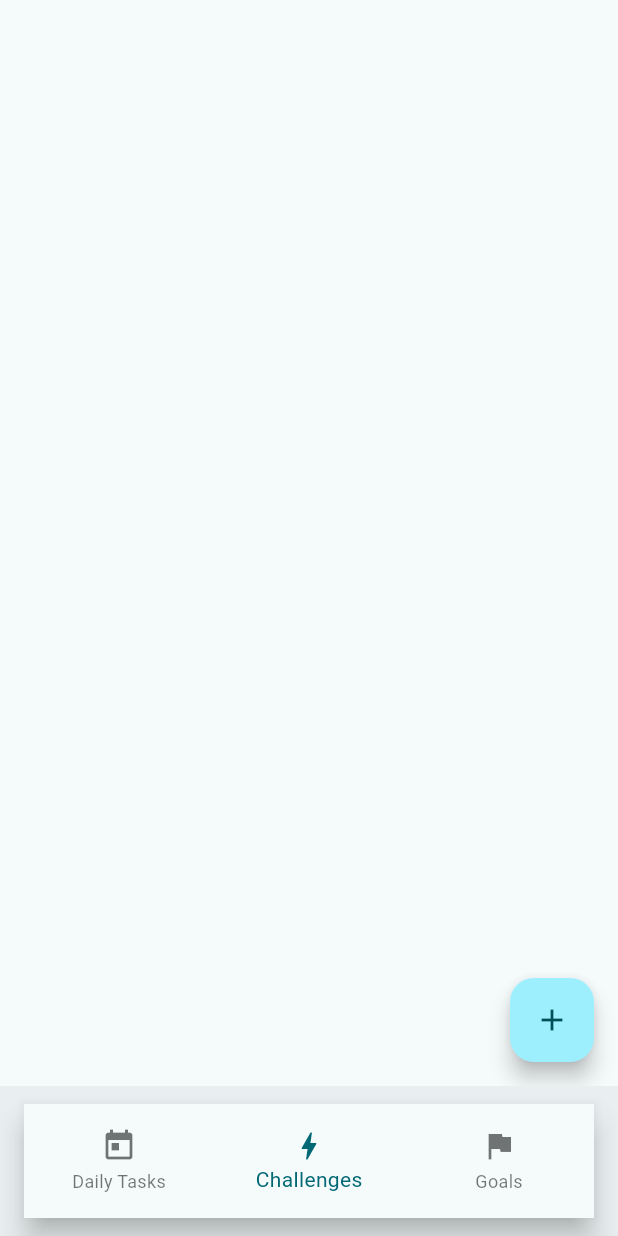
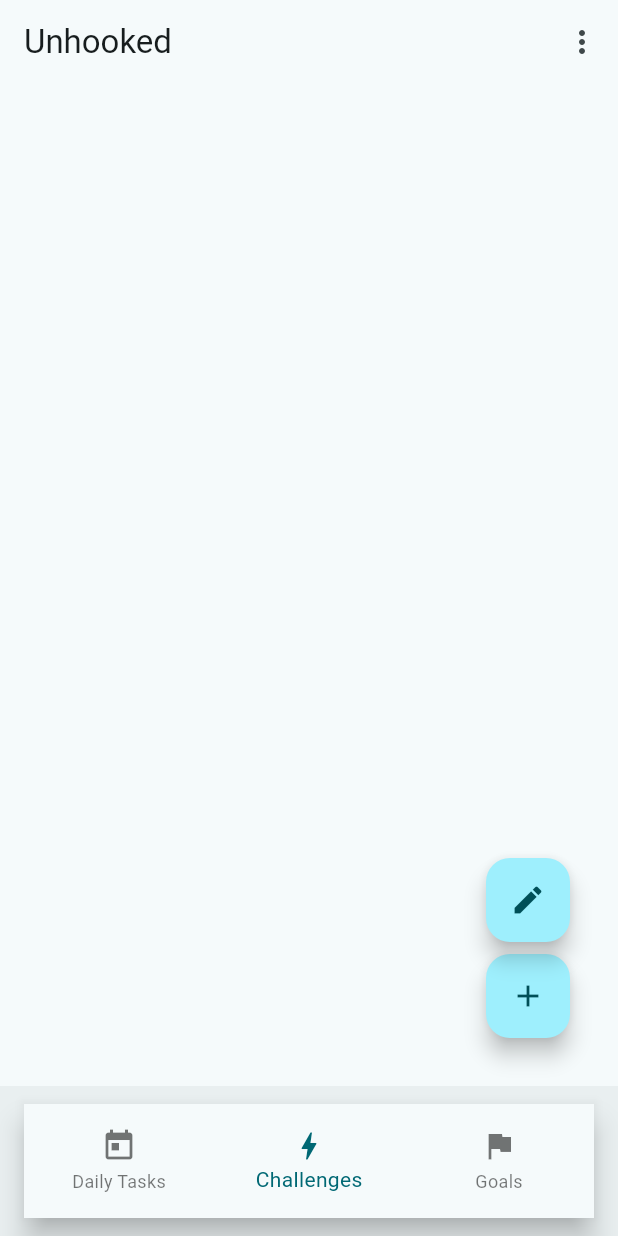
Before and after one commit to joaobagas/Unhooked, a Flutter app: the screen it shows after launch, on a phone screen of 412 x 824 dp. Run offline on Flutter 3.47's test engine with Material 3 defaults, Android fonts, the light colour scheme and no system bars.

Commit message:
Added bar

```diff
--- a/lib/component/list_item_widget.dart
+++ b/lib/component/list_item_widget.dart
@@ -8,7 +8,7 @@ class ListItemWidget extends StatelessWidget {
   };
 
   // Constructor to receive title, checkbox state, and callback
-  ListItemWidget(this.title, this.isChecked);
+  ListItemWidget(this.title, this.isChecked, {super.key});
 
   @override
   Widget build(BuildContext context) {
--- a/lib/view/challenge_page.dart
+++ b/lib/view/challenge_page.dart
@@ -1,6 +1,8 @@
 import 'package:flutter/material.dart';
 
 class ChallengePage extends StatefulWidget {
+  const ChallengePage({super.key});
+
   @override
   State<StatefulWidget> createState() => _ChallengePageState();
 }
@@ -10,11 +12,27 @@ class _ChallengePageState extends State<ChallengePage> {
   Widget build(BuildContext context) {
     return Scaffold(
       floatingActionButtonLocation: FloatingActionButtonLocation.endFloat,
-      floatingActionButton: FloatingActionButton(
-        onPressed: () {
-          // Action for the floating button (optional)
-        },
-        child: Icon(Icons.add),
+      floatingActionButton: Stack(
+        children: <Widget>[
+          // FloatingActionButton 1
+          Positioned(
+            bottom: 16, // Maybe make this relative
+            right: 16, // Maybe make this relative
+            child: FloatingActionButton(
+              onPressed: () {},
+              child: const Icon(Icons.add),
+            ),
+          ),
+          // FloatingActionButton 2
+          Positioned(
+            bottom: 80, // Maybe make this relative
+            right: 16, // Maybe make this relative
+            child: FloatingActionButton(
+              onPressed: () {},
+              child: const Icon(Icons.edit),
+            ),
+          ),
+        ],
       ),
     );
   }
--- a/lib/view/goal_page.dart
+++ b/lib/view/goal_page.dart
@@ -1,6 +1,8 @@
 import 'package:flutter/material.dart';
 
 class GoalPage extends StatefulWidget {
+  const GoalPage({super.key});
+
   @override
   State<StatefulWidget> createState() => _GoalPageState();
 }
--- a/lib/view/home_page.dart
+++ b/lib/view/home_page.dart
@@ -17,9 +17,9 @@ class _HomePageState extends State<HomePage> {
 
   // Define three pages in the nav bar
   final List<Widget> _pages = [
-    TaskPage(),
-    ChallengePage(),
-    GoalPage(),
+    const TaskPage(),
+    const ChallengePage(),
+    const GoalPage(),
   ];
 
   // Method to switch pages using nav bar
@@ -32,8 +32,41 @@ class _HomePageState extends State<HomePage> {
   @override
   Widget build(BuildContext context) {
     return Scaffold(
-      // Display the selected page based on _currentIndex
       body: _pages[_currentIndex],
+      appBar: AppBar(
+        title: const Text("Unhooked"),
+        actions: [
+          PopupMenuButton<String>(
+            onSelected: (String value) {
+              // Handle selection here
+              if (value == 'Settings') {
+                Navigator.push(
+                  context,
+                  MaterialPageRoute(builder: (context) => const TaskPage()),
+                );
+              } else if (value == 'Profile') {
+                Navigator.push(
+                  context,
+                  MaterialPageRoute(builder: (context) => const TaskPage()),
+                );
+              }
+            },
+            itemBuilder: (BuildContext context) {
+              return [
+                const PopupMenuItem(
+                  value: 'Settings',
+                  child: Text('Settings'),
+                ),
+                const PopupMenuItem(
+                  value: 'Profile',
+                  child: Text('Profile'),
+                ),
+              ];
+            },
+            icon: const Icon(Icons.more_vert), // Icon for the dropdown menu
+          ),
+        ],
+      ),
       bottomNavigationBar: BottomAppBar(
         shape: const CircularNotchedRectangle(),
         height:
--- a/lib/view/task_page.dart
+++ b/lib/view/task_page.dart
@@ -2,6 +2,8 @@ import 'package:flutter/material.dart';
 import 'package:unhooked/component/list_item_widget.dart';
 
 class TaskPage extends StatefulWidget {
+  const TaskPage({super.key});
+
   @override
   State<StatefulWidget> createState() => _TaskPageState();
 }
```
